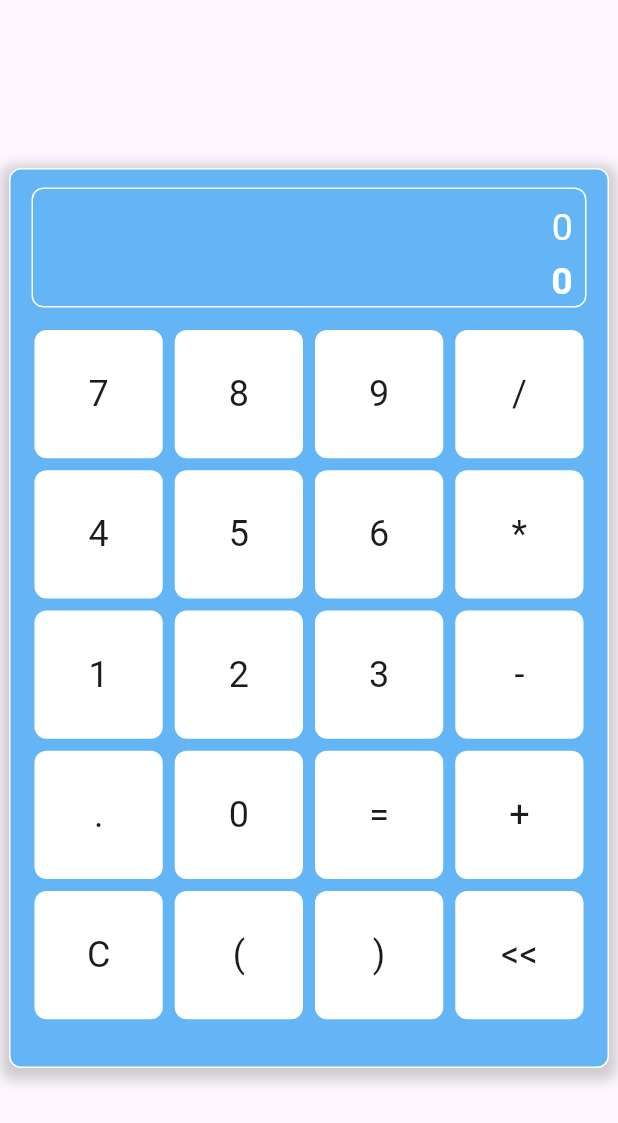
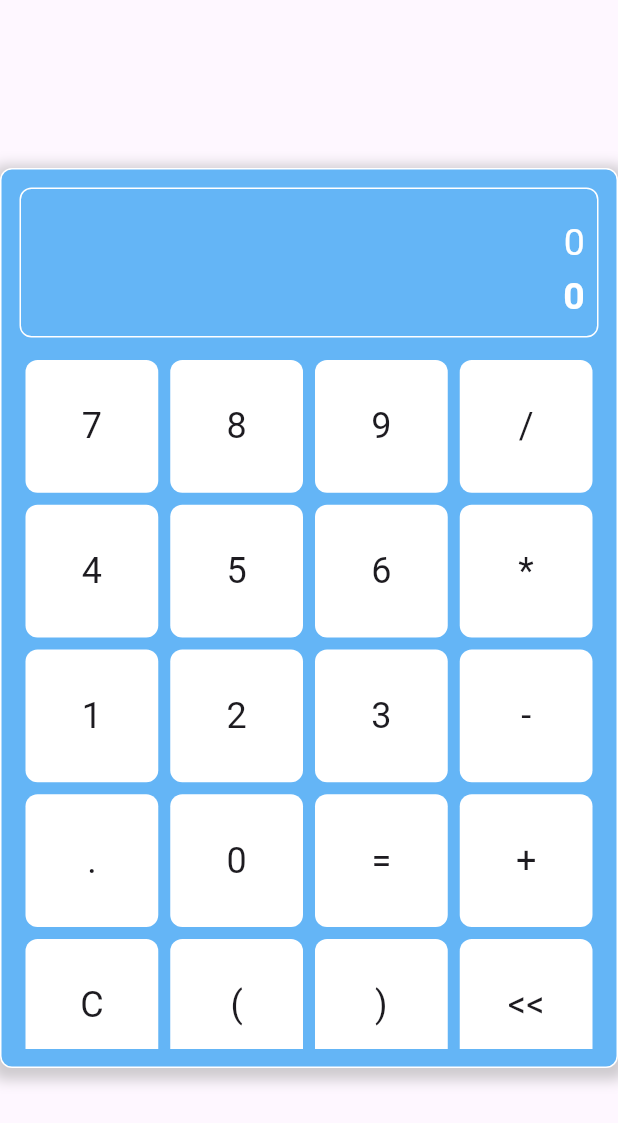
Before and after one commit to kushalchh07/CalculatorUsingFlutter, a Flutter app: the screen it shows after launch, on a phone screen of 412 x 824 dp. Shown: the top 1123 px of the screen. Run offline on Flutter 3.47's test engine with Material 3 defaults, Android fonts, the phone set to English and light mode, and no system bars; our stand-ins replace get, math_expressions.

Commit message:
Feat: Ui upadated

```diff
--- a/lib/homepage.dart
+++ b/lib/homepage.dart
@@ -1,6 +1,8 @@
 // import 'dart:html';
 
 import 'package:flutter/material.dart';
+import 'package:get/get.dart';
+import 'package:get/get_core/src/get_main.dart';
 import 'package:math_expressions/math_expressions.dart';
 
 class HomePage extends StatefulWidget {
@@ -57,7 +59,7 @@ class _HomePageState extends State<HomePage> {
           child: Container(
             padding: EdgeInsets.all(12),
             height: 600,
-            width: 400,
+            // width: Get.width * 0.8,
             decoration: BoxDecoration(
                 boxShadow: [
                   BoxShadow(
@@ -75,8 +77,8 @@ class _HomePageState extends State<HomePage> {
                 Center(
                   child: Container(
                     padding: EdgeInsets.all(8),
-                    height: 80,
-                    width: 370,
+                    height: 100,
+                    width: 400,
                     child: Column(
                       mainAxisAlignment: MainAxisAlignment.end,
                       crossAxisAlignment: CrossAxisAlignment.end,
--- a/pubspec.yaml
+++ b/pubspec.yaml
@@ -36,6 +36,7 @@ dependencies:
   # Use with the CupertinoIcons class for iOS style icons.
   cupertino_icons: ^1.0.6
   math_expressions: ^2.0.0
+  get: ^4.6.6
 
 dev_dependencies:
   flutter_test:
```
Also changed, not shown: pubspec.lock, 1 other file.
